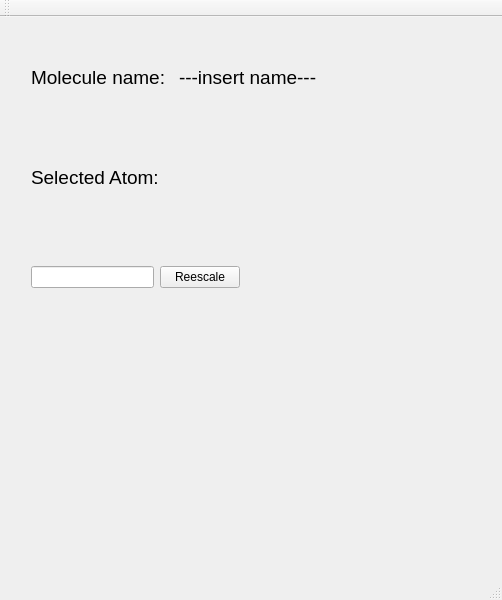
vultor33/StereoisomerIdentification, file mainwindow.ui: the form before one commit.
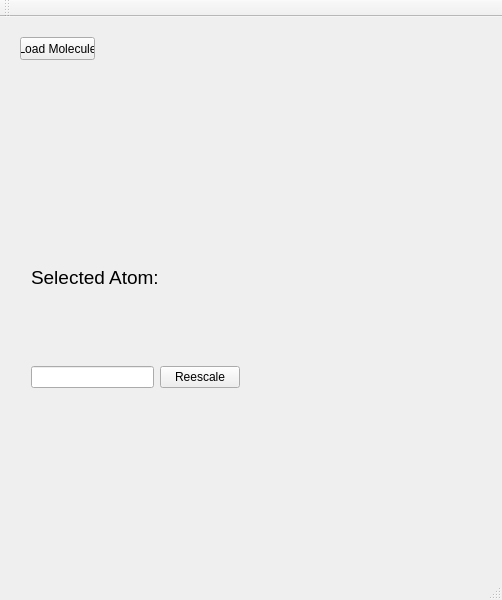
The form after the commit.

Commit message: load molecule working

```diff
--- a/mainwindow.ui
+++ b/mainwindow.ui
@@ -14,47 +14,11 @@
    <string>MainWindow</string>
   </property>
   <widget class="QWidget" name="centralWidget">
-   <widget class="QWidget" name="horizontalLayoutWidget">
-    <property name="geometry">
-     <rect>
-      <x>20</x>
-      <y>20</y>
-      <width>311</width>
-      <height>80</height>
-     </rect>
-    </property>
-    <layout class="QHBoxLayout" name="horizontalLayout">
-     <item>
-      <widget class="QLabel" name="label">
-       <property name="font">
-        <font>
-         <pointsize>14</pointsize>
-        </font>
-       </property>
-       <property name="text">
-        <string>Molecule name:</string>
-       </property>
-      </widget>
-     </item>
-     <item>
-      <widget class="QLabel" name="molName">
-       <property name="font">
-        <font>
-         <pointsize>14</pointsize>
-        </font>
-       </property>
-       <property name="text">
-        <string>---insert name---</string>
-       </property>
-      </widget>
-     </item>
-    </layout>
-   </widget>
    <widget class="QWidget" name="horizontalLayoutWidget_2">
     <property name="geometry">
      <rect>
       <x>20</x>
-      <y>120</y>
+      <y>220</y>
       <width>311</width>
       <height>80</height>
      </rect>
@@ -90,7 +54,7 @@
     <property name="geometry">
      <rect>
       <x>20</x>
-      <y>220</y>
+      <y>320</y>
       <width>231</width>
       <height>80</height>
      </rect>
@@ -108,6 +72,19 @@
      </item>
     </layout>
    </widget>
+   <widget class="QPushButton" name="buttonLoadMolecule">
+    <property name="geometry">
+     <rect>
+      <x>20</x>
+      <y>20</y>
+      <width>75</width>
+      <height>23</height>
+     </rect>
+    </property>
+    <property name="text">
+     <string>Load Molecule</string>
+    </property>
+   </widget>
   </widget>
   <widget class="QMenuBar" name="menuBar">
    <property name="geometry">
```
The commit also changes 9 other files.
